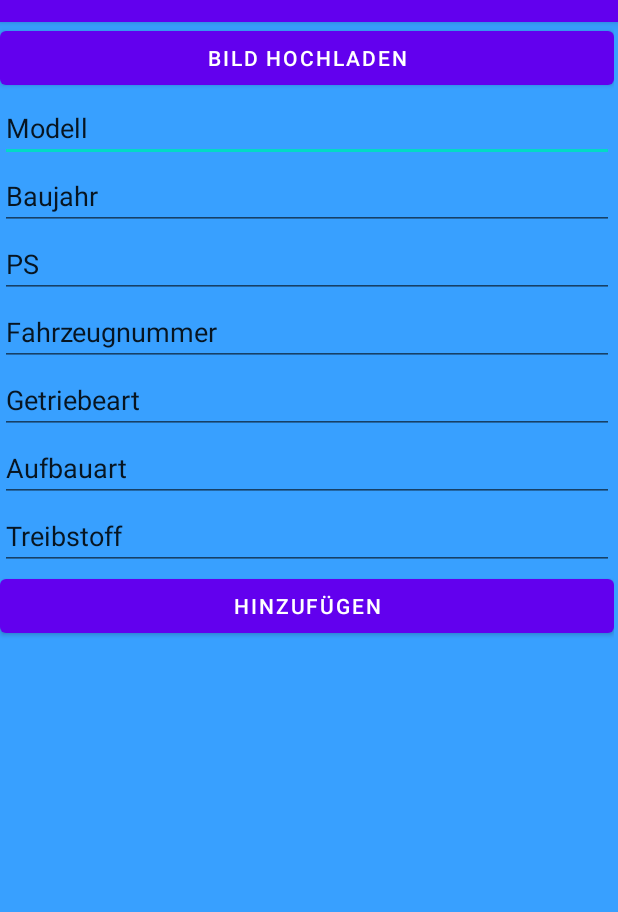
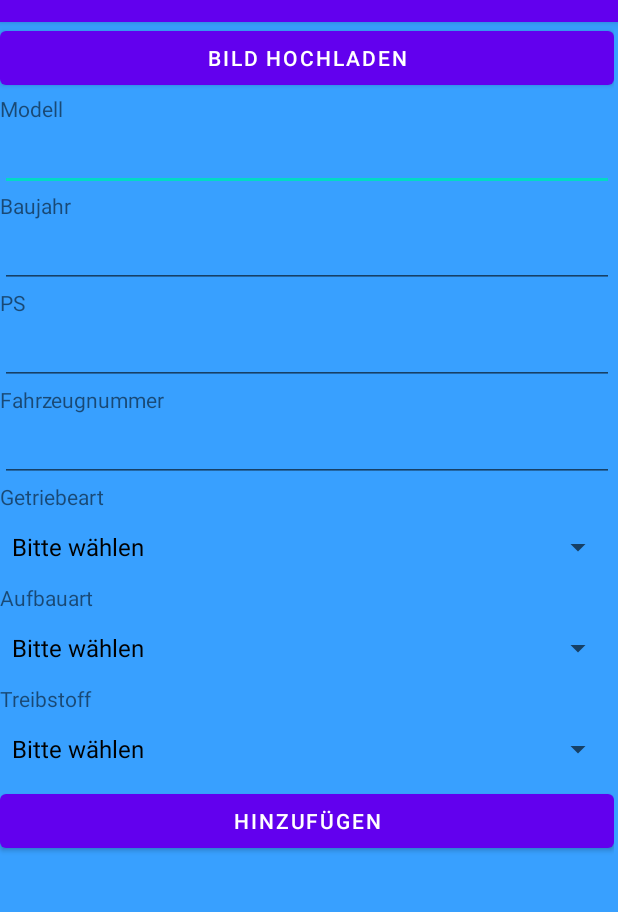
Before and after one commit to UBS-Appli2020/M335-MyCar, an Android app: the AddCar screen opened directly, with no data from a screen before it, on a phone screen of 412 x 824 dp, the part 62-974 px from its top. Run offline under Robolectric (Android 15) with nearby library versions, the phone set to English and light mode, and no system bars.

Commit message:
updated everything

```diff
--- a/app/src/main/java/com/example/mycar/AddCar.java
+++ b/app/src/main/java/com/example/mycar/AddCar.java
@@ -1,23 +1,27 @@
 package com.example.mycar;
 
 import android.content.Intent;
+import android.content.SharedPreferences;
 import android.os.Bundle;
 import android.util.Log;
 import android.view.View;
+import android.widget.AdapterView;
+import android.widget.ArrayAdapter;
 import android.widget.Button;
 import android.widget.EditText;
+import android.widget.Spinner;
 
 import androidx.appcompat.app.AppCompatActivity;
 
-public class AddCar extends AppCompatActivity {
+public class AddCar extends AppCompatActivity{
     Button button;
     EditText modell;
     EditText baujahr;
     EditText ps;
     EditText fahrzeugnummer;
-    EditText getriebeart;
-    EditText aufbauart;
-    EditText treibstoff;
+    String getriebeart;
+    String aufbauart;
+    String treibstoff;
 
 
     @Override
@@ -25,20 +29,46 @@ public class AddCar extends AppCompatActivity {
         super.onCreate(savedInstanceState);
         setContentView(R.layout.addcar);
 
+        //get the spinner from the xml.
+        Spinner dropdown = findViewById(R.id.textinput_getriebeart);
+        String[] items = new String[]{"Bitte wählen","Automatikgetriebe", "Schaltgetriebe"};
+        ArrayAdapter<String> adapter = new ArrayAdapter<>(this, android.R.layout.simple_spinner_dropdown_item, items);
+        dropdown.setAdapter(adapter);
+
+        Spinner dropdown2 = findViewById(R.id.textinput_aufbauart);
+        String[] items2 = new String[]{"Bitte wählen","Bus", "Cabriolet","Coupé","Kleinwagen","Kombi","Minivan","Limousine","Pick-up","SUV"};
+        ArrayAdapter<String> adapter2 = new ArrayAdapter<>(this, android.R.layout.simple_spinner_dropdown_item, items2);
+        dropdown2.setAdapter(adapter2);
+
+        Spinner dropdown3 = findViewById(R.id.textinput_treibstoff);
+        String[] items3 = new String[]{"Bitte wählen","Benzin", "Diesel","Elektro","Hybrid"};
+        ArrayAdapter<String> adapter3 = new ArrayAdapter<>(this, android.R.layout.simple_spinner_dropdown_item, items3);
+        dropdown3.setAdapter(adapter3);
+
         button=(Button)findViewById(R.id.add_car_button);
         button.setOnClickListener(new View.OnClickListener() {
             @Override
             public void onClick(View view) {
                 modell = (EditText) findViewById(R.id.textinput_modell);
-                Log.d("TTTT", String.valueOf(modell.getText()));
+                Log.d("VALUE", String.valueOf(modell.getText()));
                 baujahr = (EditText) findViewById(R.id.textinput_baujahr);
+                Log.d("VALUE", String.valueOf(baujahr.getText()));
                 ps = (EditText) findViewById(R.id.textinput_ps);
+                Log.d("VALUE", String.valueOf(ps.getText()));
                 fahrzeugnummer = (EditText) findViewById(R.id.textinput_fznumber);
-                getriebeart = (EditText) findViewById(R.id.textinput_getriebe);
-                aufbauart = (EditText) findViewById(R.id.textinput_aufbauart);
-                treibstoff = (EditText) findViewById(R.id.textinput_treibstoff);
-//                Intent intent=new Intent(AddCar.this, Profilepage_overview.class);
-//                startActivity(intent);
+                Log.d("VALUE", String.valueOf(fahrzeugnummer.getText()));
+//                getriebeart = (EditText) findViewById(R.id.textinput_getriebe);
+                String getriebeart = dropdown.getSelectedItem().toString();
+                Log.d("VALUE G", getriebeart);
+//                aufbauart = (EditText) findViewById(R.id.textinput_aufbauart);
+                String aufbauart = dropdown2.getSelectedItem().toString();
+                Log.d("VALUE A", aufbauart);
+//                treibstoff = (EditText) findViewById(R.id.textinput_treibstoff);
+                String treibstoff = dropdown3.getSelectedItem().toString();
+                Log.d("VALUE T", treibstoff);
+
+                Intent intent=new Intent(AddCar.this, Profilepage_overview.class);
+                startActivity(intent);
             }
         });
 
@@ -81,6 +111,18 @@ public class AddCar extends AppCompatActivity {
     protected void onResume() {
         // call the superclass method first
         super.onResume();
+
+        // Fetching the stored data
+        // from the SharedPreference
+        SharedPreferences sh = getSharedPreferences("MySharedPref", MODE_PRIVATE);
+
+        String s1 = sh.getString("name", "");
+        int a = sh.getInt("age", 0);
+
+        // Setting the fetched data
+        // in the EditTexts
+//        name.setText(s1);
+//        age.setText(String.valueOf(a));
         Log.d("LIFECYCLE", "onResume");
     }
 
@@ -88,6 +130,17 @@ public class AddCar extends AppCompatActivity {
     protected void onPause() {
         // call the superclass method first
         super.onPause();
+
+        // Creating a shared pref object
+        // with a file name "MySharedPref"
+        // in private mode
+        SharedPreferences sharedPreferences = getSharedPreferences("MySharedPref", MODE_PRIVATE);
+        SharedPreferences.Editor myEdit = sharedPreferences.edit();
+
+        // write all the data entered by the user in SharedPreference and apply
+//        myEdit.putString("name", name.getText().toString());
+//        myEdit.putInt("age", Integer.parseInt(age.getText().toString()));
+//        myEdit.apply();
         Log.d("LIFECYCLE", "onPause");
     }
 
--- a/app/src/main/res/layout/addcar.xml
+++ b/app/src/main/res/layout/addcar.xml
@@ -21,13 +21,25 @@
             android:layout_height="wrap_content"
             android:text="Bild Hochladen" />
 
+        <TextView
+            android:id="@+id/label_modell"
+            android:layout_width="match_parent"
+            android:layout_height="wrap_content"
+            android:text="Modell" />
+
         <EditText
             android:id="@+id/textinput_modell"
             android:layout_width="match_parent"
             android:layout_height="wrap_content"
             android:ems="10"
             android:inputType="textPersonName"
-            android:text="Modell" />
+            android:text="" />
+
+        <TextView
+            android:id="@+id/label_baujahr"
+            android:layout_width="match_parent"
+            android:layout_height="wrap_content"
+            android:text="Baujahr" />
 
         <EditText
             android:id="@+id/textinput_baujahr"
@@ -35,7 +47,13 @@
             android:layout_height="wrap_content"
             android:ems="10"
             android:inputType="textPersonName"
-            android:text="Baujahr" />
+            android:text="" />
+
+        <TextView
+            android:id="@+id/label_ps"
+            android:layout_width="match_parent"
+            android:layout_height="wrap_content"
+            android:text="PS" />
 
         <EditText
             android:id="@+id/textinput_ps"
@@ -43,7 +61,13 @@
             android:layout_height="wrap_content"
             android:ems="10"
             android:inputType="textPersonName"
-            android:text="PS" />
+            android:text="" />
+
+        <TextView
+            android:id="@+id/label_fznumber"
+            android:layout_width="match_parent"
+            android:layout_height="wrap_content"
+            android:text="Fahrzeugnummer" />
 
         <EditText
             android:id="@+id/textinput_fznumber"
@@ -51,31 +75,41 @@
             android:layout_height="wrap_content"
             android:ems="10"
             android:inputType="textPersonName"
-            android:text="Fahrzeugnummer" />
+            android:text="" />
 
-        <EditText
-            android:id="@+id/textinput_getriebe"
+        <TextView
+            android:id="@+id/label_getriebeart"
             android:layout_width="match_parent"
             android:layout_height="wrap_content"
-            android:ems="10"
-            android:inputType="textPersonName"
             android:text="Getriebeart" />
 
-        <EditText
+        <Spinner
+            android:id="@+id/textinput_getriebeart"
+            android:layout_width="match_parent"
+            android:layout_height="wrap_content" />
+
+        <TextView
+            android:id="@+id/label_aufbauart"
+            android:layout_width="match_parent"
+            android:layout_height="wrap_content"
+            android:text="Aufbauart" />
+
+        <Spinner
             android:id="@+id/textinput_aufbauart"
             android:layout_width="match_parent"
+            android:layout_height="wrap_content" />
+
+        <TextView
+            android:id="@+id/label_treibstoff"
+            android:layout_width="match_parent"
             android:layout_height="wrap_content"
-            android:ems="10"
-            android:inputType="textPersonName"
-            android:text="Aufbauart" />
+            android:text="Treibstoff" />
 
-        <EditText
+        <Spinner
             android:id="@+id/textinput_treibstoff"
             android:layout_width="match_parent"
-            android:layout_height="wrap_content"
-            android:ems="10"
-            android:inputType="textPersonName"
-            android:text="Treibstoff" />
+            android:layout_height="wrap_content" />
+
 
         <Button
             android:id="@+id/add_car_button"
```
Also changed, not shown: 1 other file.
